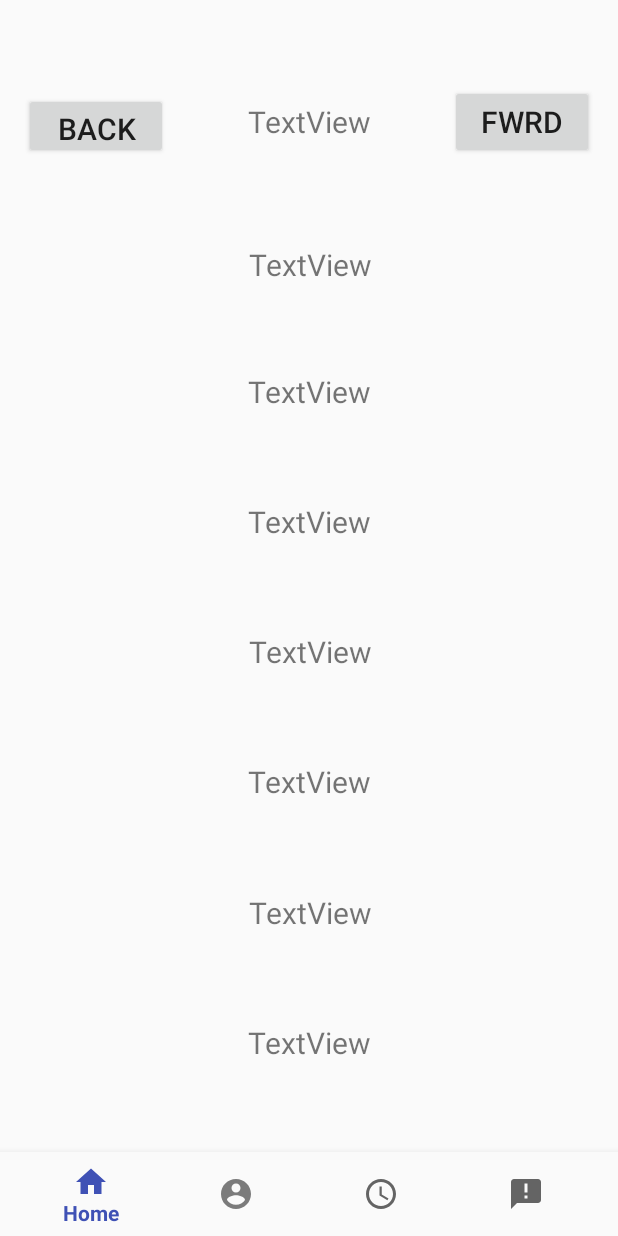
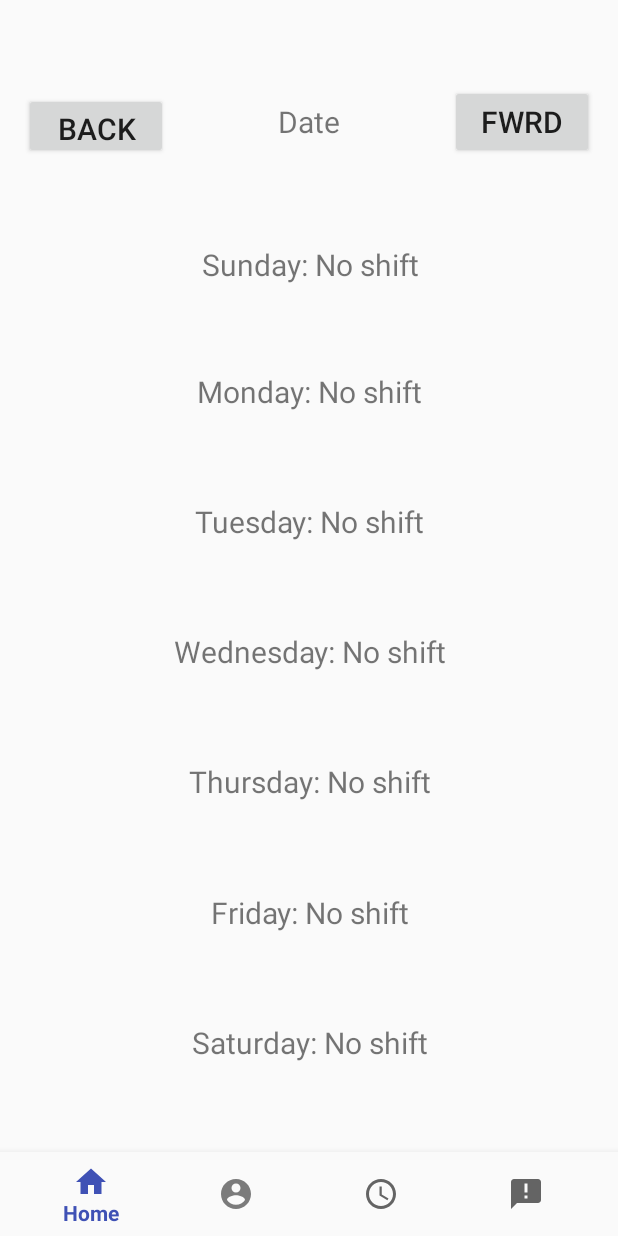
Before and after one commit to MJSanfelippo/CECS491Project, an Android app: the layout activity_employee_schedule.xml on its own in the app's theme, with its tools: preview values and no code run, on a phone screen of 412 x 824 dp. Run offline under Robolectric (Android 15) with nearby library versions, the phone set to English and light mode, and no system bars.

Commit message:
Refactored schedule code

```diff
--- a/app/src/main/res/layout/activity_employee_schedule.xml
+++ b/app/src/main/res/layout/activity_employee_schedule.xml
@@ -24,7 +24,7 @@
         android:layout_width="172dp"
         android:layout_height="49dp"
         android:gravity="center"
-        android:text="TextView"
+        android:text="Date"
         android:textSize="20dp"
         app:layout_constraintBottom_toTopOf="@+id/sundayTextView"
         app:layout_constraintHorizontal_bias="0.5"
@@ -75,9 +75,11 @@
         android:layout_width="327dp"
         android:layout_height="27dp"
         android:layout_marginEnd="92dp"
+        android:layout_marginRight="92dp"
         android:layout_marginStart="93dp"
+        android:layout_marginLeft="93dp"
         android:gravity="center_horizontal"
-        android:text="TextView"
+        android:text="Sunday: No shift"
         android:textSize="20dp"
         app:layout_constraintBottom_toTopOf="@+id/mondayTextView"
         app:layout_constraintEnd_toEndOf="parent"
@@ -90,7 +92,7 @@
         android:layout_width="327dp"
         android:layout_height="30dp"
         android:gravity="center_horizontal"
-        android:text="TextView"
+        android:text="Monday: No shift"
         android:textSize="20dp"
         app:layout_constraintBottom_toTopOf="@+id/tuesdayTextView"
         app:layout_constraintEnd_toEndOf="parent"
@@ -103,7 +105,7 @@
         android:layout_width="327dp"
         android:layout_height="30dp"
         android:gravity="center_horizontal"
-        android:text="TextView"
+        android:text="Tuesday: No shift"
         android:textSize="20dp"
         app:layout_constraintBottom_toTopOf="@+id/wednesdayTextView"
         app:layout_constraintEnd_toEndOf="parent"
@@ -116,7 +118,7 @@
         android:layout_width="327dp"
         android:layout_height="30dp"
         android:gravity="center_horizontal"
-        android:text="TextView"
+        android:text="Wednesday: No shift"
         android:textSize="20dp"
         app:layout_constraintBottom_toTopOf="@+id/thursdayTextView"
         app:layout_constraintEnd_toEndOf="parent"
@@ -129,7 +131,7 @@
         android:layout_width="327dp"
         android:layout_height="30dp"
         android:gravity="center_horizontal"
-        android:text="TextView"
+        android:text="Thursday: No shift"
         android:textSize="20dp"
         app:layout_constraintBottom_toTopOf="@+id/fridayTextView"
         app:layout_constraintEnd_toEndOf="parent"
@@ -142,7 +144,7 @@
         android:layout_width="327dp"
         android:layout_height="30dp"
         android:gravity="center_horizontal"
-        android:text="TextView"
+        android:text="Friday: No shift"
         android:textSize="20dp"
         app:layout_constraintBottom_toTopOf="@+id/saturdayTextView"
         app:layout_constraintEnd_toEndOf="parent"
@@ -155,7 +157,7 @@
         android:layout_width="327dp"
         android:layout_height="30dp"
         android:gravity="center_horizontal"
-        android:text="TextView"
+        android:text="Saturday: No shift"
         android:textSize="20dp"
         app:layout_constraintBottom_toTopOf="@+id/navigation"
         app:layout_constraintEnd_toEndOf="parent"
--- a/app/src/main/res/layout/activity_employer_profile.xml
+++ b/app/src/main/res/layout/activity_employer_profile.xml
@@ -56,7 +56,9 @@
         <Button
             android:layout_width="match_parent"
             android:layout_height="wrap_content"
-            android:layout_margin="100dp"
+            android:layout_marginLeft="100dp"
+            android:layout_marginRight="100dp"
+            android:layout_marginTop="75dp"
             android:text="Sign Out"
             android:id="@+id/signOutButton"/>
     </LinearLayout>
```
Also changed, not shown: app/src/main/java/cecs491/android/csulb/edu/cecs491project/EmployeeScheduleActivity.java (+38 -79 lines).
